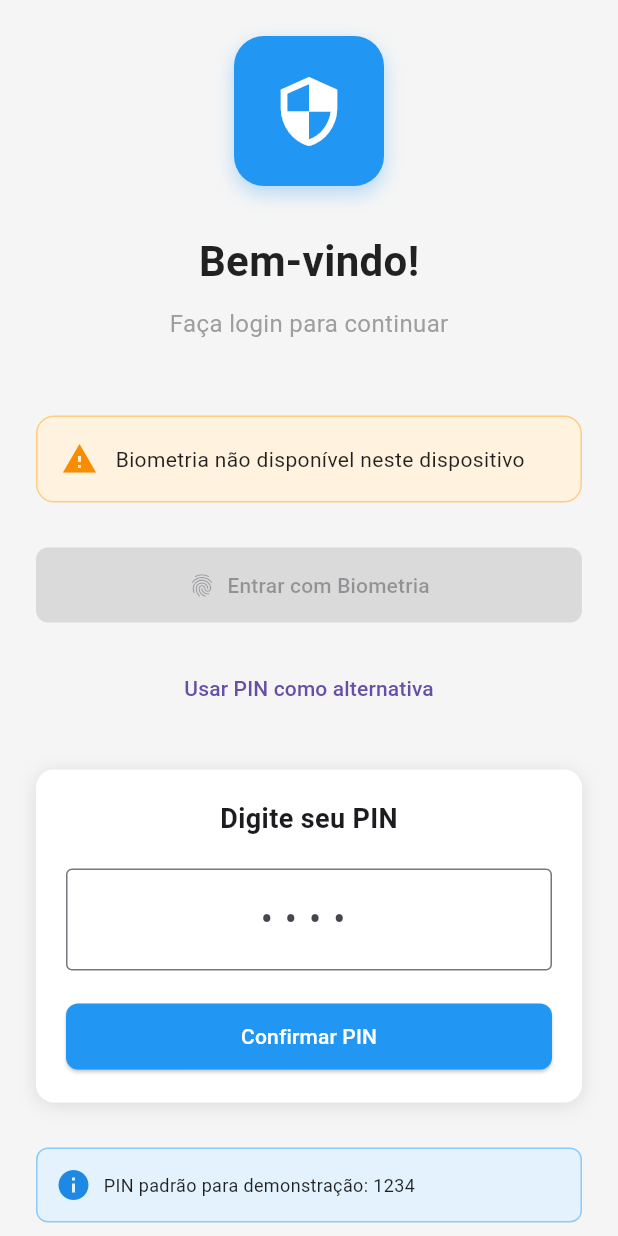
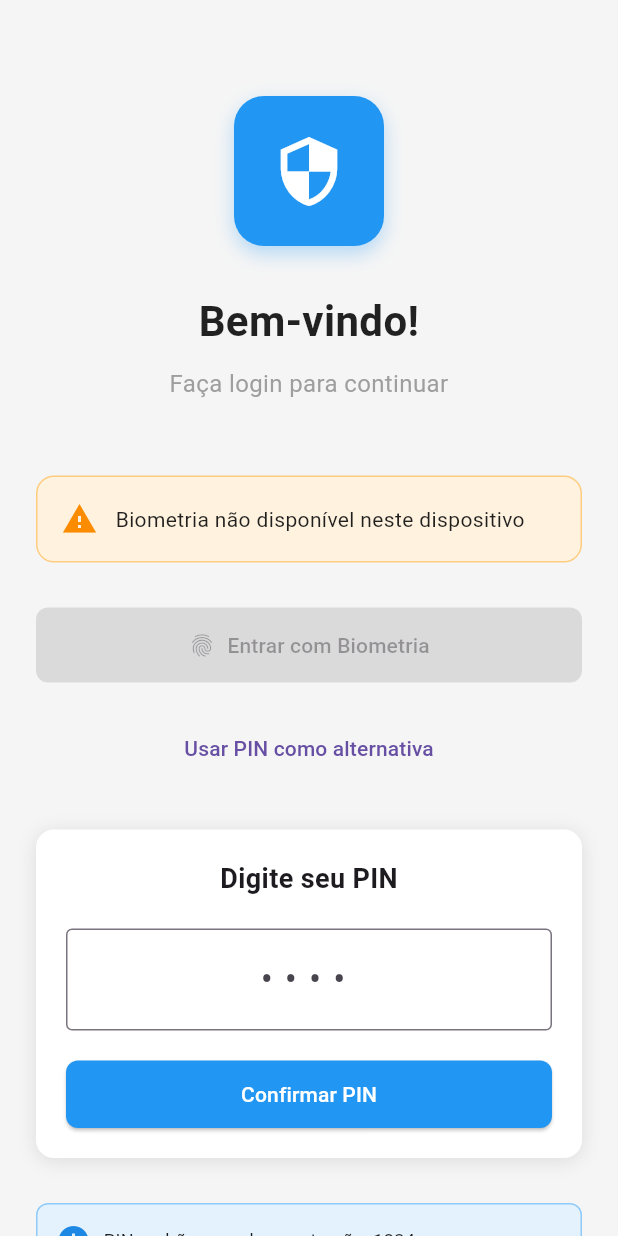
Before and after one commit to luisnoleto/MOBILEA1, a Flutter app: the screen it shows after launch, after a tap on "Usar PIN como alternativa", on a phone screen of 412 x 824 dp. Run offline on Flutter 3.47's test engine with Material 3 defaults, Android fonts, the phone set to English and light mode, and no system bars; our stand-ins replace firebase_core, firebase_messaging, flutter_local_notifications, geocoding, geolocator, go_router and 4 more; accounts and stored records are empty.

Commit message:
[fix]Corrige erro de biometria ao fazer login

```diff
--- a/lib/screens/login_screen.dart
+++ b/lib/screens/login_screen.dart
@@ -33,6 +33,16 @@ class _LoginScreenState extends State<LoginScreen> {
     final authService = Provider.of<AuthService>(context, listen: false);
 
     try {
+      // Verifica novamente se a biometria está disponível
+      if (!authService.isBiometricAvailable) {
+        setState(() {
+          _errorMessage = 'Biometria não está disponível neste dispositivo';
+          _showPinInput = true;
+          _isLoading = false;
+        });
+        return;
+      }
+
       final success = await authService.authenticateWithBiometrics();
 
       if (success) {
@@ -41,13 +51,13 @@ class _LoginScreenState extends State<LoginScreen> {
         }
       } else {
         setState(() {
-          _errorMessage = 'Falha na autenticação biométrica';
+          _errorMessage = 'Autenticação biométrica cancelada ou falhou. Por favor, use o PIN como alternativa.';
           _showPinInput = true;
         });
       }
     } catch (e) {
       setState(() {
-        _errorMessage = 'Erro: ${e.toString()}';
+        _errorMessage = 'Erro ao processar biometria: ${e.toString()}';
         _showPinInput = true;
       });
     } finally {
@@ -110,13 +120,14 @@ class _LoginScreenState extends State<LoginScreen> {
     return Scaffold(
       backgroundColor: Colors.grey[100],
       body: SafeArea(
-        child: Padding(
+        child: SingleChildScrollView(
           padding: const EdgeInsets.all(24.0),
           child: Column(
-            mainAxisAlignment: MainAxisAlignment.center,
             children: [
+              const SizedBox(height: 40), // Adicionado para dar um espaço no topo
               // Logo e título
-              Container(
+              Center(
+                child: Container(
                   width: 100,
                   height: 100,
                   decoration: BoxDecoration(
@@ -136,11 +147,13 @@ class _LoginScreenState extends State<LoginScreen> {
                     color: Colors.white,
                   ),
                 ),
+              ),
 
             const SizedBox(height: 30),
 
             const Text(
               'Bem-vindo!',
+              textAlign: TextAlign.center,
               style: TextStyle(
                 fontSize: 28,
                 fontWeight: FontWeight.bold,
@@ -152,6 +165,7 @@ class _LoginScreenState extends State<LoginScreen> {
 
             const Text(
               'Faça login para continuar',
+              textAlign: TextAlign.center,
               style: TextStyle(
                 fontSize: 16,
                 color: Colors.grey,
@@ -259,9 +273,11 @@ class _LoginScreenState extends State<LoginScreen> {
             const SizedBox(height: 20),
 
             // Botão para mostrar alternativa de PIN
-              TextButton(
+            Center(
+              child: TextButton(
                 onPressed: _isLoading ? null : _showPinAlternative,
                 child: const Text('Usar PIN como alternativa'),
+              ),
             ),
 
             // Input de PIN (mostrado quando necessário)
@@ -310,11 +326,17 @@ class _LoginScreenState extends State<LoginScreen> {
                     const SizedBox(height: 20),
                     SizedBox(
                       width: double.infinity,
+                      height: 45,
                       child: ElevatedButton(
                         onPressed: _isLoading ? null : _authenticateWithPin,
                         child: _isLoading
-                              ? const CircularProgressIndicator(
+                            ? const SizedBox(
+                                width: 20,
+                                height: 20,
+                                child: CircularProgressIndicator(
+                                  strokeWidth: 2,
                                   valueColor: AlwaysStoppedAnimation<Color>(Colors.white),
+                                ),
                               )
                             : const Text('Confirmar PIN'),
                       ),
@@ -375,6 +397,7 @@ class _LoginScreenState extends State<LoginScreen> {
                 ],
               ),
             ),
+             const SizedBox(height: 40), // Adicionado para dar um espaço no final
             ],
           ),
         ),
--- a/lib/services/auth_service.dart
+++ b/lib/services/auth_service.dart
@@ -23,17 +23,30 @@ class AuthService extends ChangeNotifier {
   Future<void> _initializeBiometrics() async {
     try {
       // Verifica se o dispositivo suporta biometria
-      _isBiometricAvailable = await _localAuth.canCheckBiometrics;
+      final bool isDeviceSupported = await _localAuth.isDeviceSupported();
+      final bool canCheckBiometrics = await _localAuth.canCheckBiometrics;
+
+      _isBiometricAvailable = isDeviceSupported && canCheckBiometrics;
 
       if (_isBiometricAvailable) {
         // Obtém os tipos de biometria disponíveis
         _availableBiometrics = await _localAuth.getAvailableBiometrics();
+        print('Biometria disponível: $_availableBiometrics');
+
+        // Se não há biometrias cadastradas, marca como não disponível
+        if (_availableBiometrics.isEmpty) {
+          _isBiometricAvailable = false;
+          print('Nenhuma biometria cadastrada no dispositivo');
+        }
+      } else {
+        print('Dispositivo não suporta biometria ou não pode verificar');
       }
 
       notifyListeners();
     } catch (e) {
       print('Erro ao inicializar biometria: $e');
       _isBiometricAvailable = false;
+      notifyListeners();
     }
   }
 
@@ -44,12 +57,22 @@ class AuthService extends ChangeNotifier {
         throw Exception('Biometria não disponível neste dispositivo');
       }
 
+      // Verifica se há biometria disponível e configurada
+      final bool canCheckBiometrics = await _localAuth.canCheckBiometrics;
+      final bool isDeviceSupported = await _localAuth.isDeviceSupported();
+
+      if (!canCheckBiometrics || !isDeviceSupported) {
+        print('Dispositivo não suporta biometria ou não está configurada');
+        return false;
+      }
+
       // Solicita a autenticação biométrica
       final bool didAuthenticate = await _localAuth.authenticate(
         localizedReason: 'Por favor, autentique-se para acessar o aplicativo',
         options: const AuthenticationOptions(
-          biometricOnly: true, // Apenas biometria, sem PIN/senha do sistema
+          biometricOnly: false, // Permite fallback para PIN do sistema se necessário
           stickyAuth: true, // Mantém a autenticação ativa
+          useErrorDialogs: true, // Mostra diálogos de erro do sistema
         ),
       );
 
@@ -62,7 +85,15 @@ class AuthService extends ChangeNotifier {
 
       return false;
     } on PlatformException catch (e) {
-      print('Erro na autenticação biométrica: $e');
+      print('Erro na autenticação biométrica: ${e.code} - ${e.message}');
+      // Erros comuns:
+      // - NotAvailable: biometria não disponível
+      // - NotEnrolled: sem biometria cadastrada
+      // - LockedOut: muitas tentativas falhadas
+      // - PermanentlyLockedOut: bloqueado permanentemente
+      return false;
+    } catch (e) {
+      print('Erro inesperado na autenticação biométrica: $e');
       return false;
     }
   }
```
Also changed, not shown: 1 other file. Lines whose indentation alone changed are shown as unchanged.
